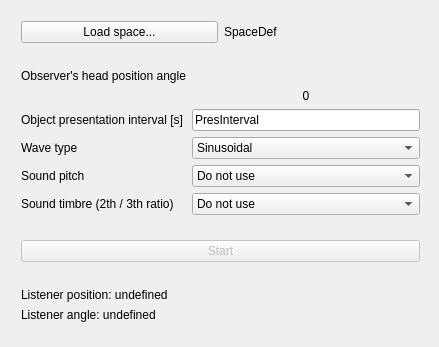
First picture: the form in mainwindow.ui, repository navigatore/imaginote, before the edit.
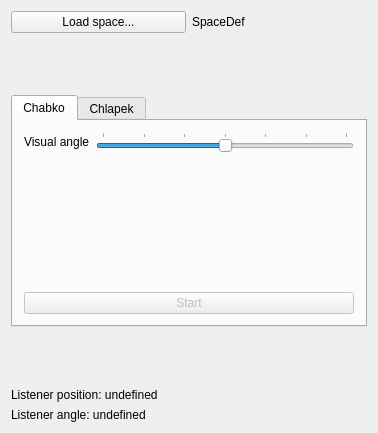
Second picture: the form after the edit.

Commit message: Redesigned UI, add example space file

```diff
--- a/mainwindow.ui
+++ b/mainwindow.ui
@@ -6,24 +6,15 @@
    <rect>
     <x>0</x>
     <y>0</y>
-    <width>439</width>
-    <height>347</height>
+    <width>378</width>
+    <height>433</height>
    </rect>
   </property>
   <property name="windowTitle">
    <string>Imaginote</string>
   </property>
   <widget class="QWidget" name="centralWidget">
-   <widget class="QWidget" name="layoutWidget">
-    <property name="geometry">
-     <rect>
-      <x>10</x>
-      <y>10</y>
-      <width>421</width>
-      <height>323</height>
-     </rect>
-    </property>
-    <layout class="QVBoxLayout" name="verticalLayout_2">
+   <layout class="QVBoxLayout" name="verticalLayout">
      <item>
       <layout class="QHBoxLayout" name="horizontalLayout">
        <item>
@@ -43,7 +34,7 @@
       </layout>
      </item>
      <item>
-      <spacer name="verticalSpacer_2">
+     <spacer name="verticalSpacerTop">
        <property name="orientation">
         <enum>Qt::Vertical</enum>
        </property>
@@ -56,52 +47,93 @@
       </spacer>
      </item>
      <item>
+     <widget class="QTabWidget" name="tabWidget">
+      <property name="currentIndex">
+       <number>0</number>
+      </property>
+      <widget class="QWidget" name="tab">
+       <attribute name="title">
+        <string>Chabko</string>
+       </attribute>
+       <layout class="QFormLayout" name="formLayout_2">
+        <item row="0" column="0">
+         <widget class="QLabel" name="visualAngleLabel">
+          <property name="text">
+           <string>Visual angle</string>
+          </property>
+         </widget>
+        </item>
+        <item row="0" column="1">
+         <widget class="QSlider" name="visualAngleSlider">
+          <property name="maximum">
+           <number>180</number>
+          </property>
+          <property name="sliderPosition">
+           <number>90</number>
+          </property>
+          <property name="orientation">
+           <enum>Qt::Horizontal</enum>
+          </property>
+          <property name="tickPosition">
+           <enum>QSlider::TicksAbove</enum>
+          </property>
+          <property name="tickInterval">
+           <number>30</number>
+          </property>
+         </widget>
+        </item>
+        <item row="1" column="0">
+         <spacer name="verticalSpacer_1">
+          <property name="orientation">
+           <enum>Qt::Vertical</enum>
+          </property>
+          <property name="sizeHint" stdset="0">
+           <size>
+            <width>20</width>
+            <height>40</height>
+           </size>
+          </property>
+         </spacer>
+        </item>
+        <item row="2" column="0" colspan="2">
+         <widget class="QPushButton" name="startStopButton_1">
+          <property name="enabled">
+           <bool>false</bool>
+          </property>
+          <property name="text">
+           <string>Start</string>
+          </property>
+         </widget>
+        </item>
+       </layout>
+      </widget>
+      <widget class="QWidget" name="tab_2">
+       <attribute name="title">
+        <string>Chlapek</string>
+       </attribute>
       <layout class="QFormLayout" name="formLayout">
        <item row="0" column="0">
-        <widget class="QLabel" name="label">
-         <property name="text">
-          <string>Observer's head position angle</string>
-         </property>
-        </widget>
-       </item>
-       <item row="1" column="1">
-        <widget class="QLabel" name="headPosLabel">
-         <property name="sizePolicy">
-          <sizepolicy hsizetype="MinimumExpanding" vsizetype="Preferred">
-           <horstretch>0</horstretch>
-           <verstretch>0</verstretch>
-          </sizepolicy>
-         </property>
-         <property name="text">
-          <string>0</string>
-         </property>
-         <property name="alignment">
-          <set>Qt::AlignCenter</set>
-         </property>
-        </widget>
-       </item>
-       <item row="2" column="0">
         <widget class="QLabel" name="presIntervalLabel">
          <property name="text">
           <string>Object presentation interval [s]</string>
          </property>
         </widget>
        </item>
-       <item row="2" column="1">
+        <item row="0" column="1">
         <widget class="QLineEdit" name="presIntervalLineEdit">
          <property name="text">
           <string>PresInterval</string>
          </property>
         </widget>
        </item>
-       <item row="3" column="0">
-        <widget class="QLabel" name="label_4">
+        <item row="1" column="0">
+         <widget class="QLabel" name="waveTypeLabel">
          <property name="text">
           <string>Wave type</string>
          </property>
         </widget>
        </item>
-       <item row="3" column="1">
+        <item row="1" column="1">
         <widget class="QComboBox" name="waveTypeCombo">
          <item>
           <property name="text">
@@ -115,14 +147,14 @@
          </item>
         </widget>
        </item>
-       <item row="4" column="0">
-        <widget class="QLabel" name="label_3">
+        <item row="2" column="0">
+         <widget class="QLabel" name="soundPitchLabel">
          <property name="text">
           <string>Sound pitch</string>
          </property>
         </widget>
        </item>
-       <item row="4" column="1">
+        <item row="2" column="1">
         <widget class="QComboBox" name="soundPitchCombo">
          <item>
           <property name="text">
@@ -136,14 +168,14 @@
          </item>
         </widget>
        </item>
-       <item row="5" column="0">
-        <widget class="QLabel" name="label_2">
+        <item row="3" column="0">
+         <widget class="QLabel" name="soundTimbreLabel">
          <property name="text">
           <string>Sound timbre (2th / 3th ratio)</string>
          </property>
         </widget>
        </item>
-       <item row="5" column="1">
+        <item row="3" column="1">
         <widget class="QComboBox" name="soundTimbreCombo">
          <item>
           <property name="text">
@@ -157,10 +189,8 @@
          </item>
         </widget>
        </item>
-      </layout>
-     </item>
-     <item>
-      <spacer name="verticalSpacer">
+        <item row="4" column="0">
+         <spacer name="verticalSpacer_2">
        <property name="orientation">
         <enum>Qt::Vertical</enum>
        </property>
@@ -172,7 +202,7 @@
        </property>
       </spacer>
      </item>
-     <item>
+        <item row="5" column="0" colspan="2">
       <widget class="QPushButton" name="startStopButton">
        <property name="enabled">
         <bool>false</bool>
@@ -182,8 +212,12 @@
        </property>
       </widget>
      </item>
+       </layout>
+      </widget>
+     </widget>
+    </item>
      <item>
-      <spacer name="verticalSpacer_3">
+     <spacer name="verticalSpacerBottom">
        <property name="orientation">
         <enum>Qt::Vertical</enum>
        </property>
@@ -210,7 +244,6 @@
       </widget>
      </item>
     </layout>
-   </widget>
   </widget>
  </widget>
  <layoutdefault spacing="6" margin="11"/>
```
Lines whose indentation alone changed are shown as unchanged. The commit also changes 6 other files.
